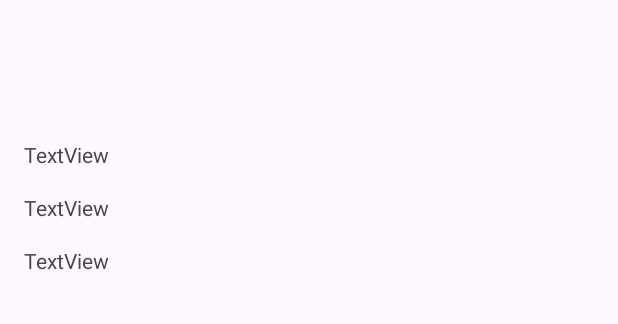
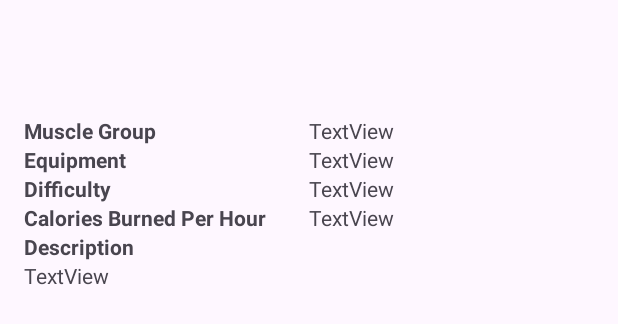
Before and after one commit to Scruffydrew/NIT3213-Assessment-2, an Android app: the layout fragment_details.xml on its own in the app's theme, with its tools: preview values and no code run, on a phone screen of 412 x 824 dp. Shown: the top 324 px of the screen. Run offline under Robolectric (Android 15) with nearby library versions, the phone set to English and light mode, and no system bars.

Commit message:
Changed Layout for fragment_details.xml to use TextViews instead of RecyclerView. And modified DetailsFragment.kt file accordingly to allow for display of exercise details

```diff
--- a/app/src/main/java/com/example/nit3213assessment2/ui/DetailsFragment.kt
+++ b/app/src/main/java/com/example/nit3213assessment2/ui/DetailsFragment.kt
@@ -45,7 +45,7 @@ class DetailsFragment : Fragment() {
         clicklambdafunction = {}
 
         // Initialize the TextView and RecyclerView
-        textView = view.findViewById(R.id.detailsTextView)
+        textView = view.findViewById(R.id.detailsTextViewTitle)
 
         // Retrieve the passed data from the arguments
         val selectedItemIndex = arguments?.getInt("SelectedItemIndex")
@@ -72,12 +72,14 @@ class DetailsFragment : Fragment() {
                             "Description: ${itemsInApiResponse[selectedItemIndex].description}"
                         )
 
+                        view.findViewById<TextView>(R.id.muscleGroupTextView).setText(itemsInApiResponse[selectedItemIndex].muscleGroup)
+                        view.findViewById<TextView>(R.id.equipmentTextView).setText(itemsInApiResponse[selectedItemIndex].equipment)
+                        view.findViewById<TextView>(R.id.difficultyTextView).setText(itemsInApiResponse[selectedItemIndex].difficulty)
+                        view.findViewById<TextView>(R.id.caloriesTextView).setText("${itemsInApiResponse[selectedItemIndex].caloriesBurnedPerHour}")
+                        view.findViewById<TextView>(R.id.descriptionTextView).setText(itemsInApiResponse[selectedItemIndex].description)
+
+
                         Log.v("s8093929", "List of Details: $exerciseDetails")
-
-                        detailsRecyclerView = view.findViewById(R.id.detailsRecyclerView)
-                        adapter = myAdapter(exerciseDetails,clicklambdafunction)
-                        detailsRecyclerView.adapter=adapter
-                        adapter.updateData(exerciseDetails)
 
                     }
                 }
--- a/app/src/main/res/layout/fragment_details.xml
+++ b/app/src/main/res/layout/fragment_details.xml
@@ -9,29 +9,145 @@
     <LinearLayout
         android:layout_width="match_parent"
         android:layout_height="match_parent"
+        android:layout_marginBottom="16dp"
         android:orientation="vertical">
 
         <TextView
-            android:id="@+id/detailsTextView"
             style="@style/TitleTextViewStyle"
+            android:id="@+id/detailsTextViewTitle"
             android:layout_width="match_parent"
             android:layout_height="wrap_content"
             android:layout_weight="0" />
 
-        <androidx.recyclerview.widget.RecyclerView
-            android:id="@+id/detailsRecyclerView"
+        <LinearLayout
+            android:id="@+id/muscleGroupLinearLayout"
             android:layout_width="match_parent"
             android:layout_height="wrap_content"
-            android:orientation="vertical"
-            app:layoutManager="androidx.recyclerview.widget.LinearLayoutManager"
-            app:layout_constraintBottom_toBottomOf="parent"
-            app:layout_constraintEnd_toEndOf="parent"
-            app:layout_constraintStart_toStartOf="parent"
-            app:layout_constraintTop_toTopOf="parent"
-            app:reverseLayout="false"
-            app:spanCount="2"
-            app:stackFromEnd="false"
-            tools:listitem="@layout/item_layout" />
+            android:layout_marginStart="16dp"
+            android:layout_marginEnd="16dp"
+            android:layout_weight="0"
+            android:orientation="horizontal">
+
+            <TextView
+                android:id="@+id/muscleGroupTextViewTitle"
+                android:layout_width="match_parent"
+                android:layout_height="wrap_content"
+                android:layout_weight="0.5"
+                android:text="Muscle Group"
+                android:textStyle="bold" />
+
+            <TextView
+                android:id="@+id/muscleGroupTextView"
+                android:layout_width="match_parent"
+                android:layout_height="wrap_content"
+                android:layout_weight="0.5"
+                android:layout_gravity="end"
+                android:text="TextView" />
+        </LinearLayout>
+
+
+        <LinearLayout
+            android:id="@+id/equipmentLinearLayout"
+            android:layout_width="match_parent"
+            android:layout_height="wrap_content"
+            android:layout_marginStart="16dp"
+            android:layout_marginEnd="16dp"
+            android:layout_weight="0"
+            android:orientation="horizontal">
+
+            <TextView
+                android:id="@+id/equipmentTextViewTitle"
+                android:layout_width="match_parent"
+                android:layout_height="wrap_content"
+                android:layout_weight="0.5"
+                android:text="Equipment"
+                android:textStyle="bold" />
+
+            <TextView
+                android:id="@+id/equipmentTextView"
+                android:layout_width="match_parent"
+                android:layout_height="wrap_content"
+                android:layout_weight="0.5"
+                android:layout_gravity="end"
+                android:text="TextView" />
+        </LinearLayout>
+
+        <LinearLayout
+            android:id="@+id/difficultyLinearLayout"
+            android:layout_width="match_parent"
+            android:layout_height="wrap_content"
+            android:layout_marginStart="16dp"
+            android:layout_marginEnd="16dp"
+            android:layout_weight="0"
+            android:orientation="horizontal">
+
+            <TextView
+                android:id="@+id/difficultyTextViewTitle"
+                android:layout_width="match_parent"
+                android:layout_height="wrap_content"
+                android:layout_weight="0.5"
+                android:text="Difficulty"
+                android:textStyle="bold" />
+
+            <TextView
+                android:id="@+id/difficultyTextView"
+                android:layout_width="match_parent"
+                android:layout_height="wrap_content"
+                android:layout_weight="0.5"
+                android:layout_gravity="end"
+                android:text="TextView" />
+        </LinearLayout>
+
+        <LinearLayout
+            android:id="@+id/caloriesLinearLayout"
+            android:layout_width="match_parent"
+            android:layout_height="wrap_content"
+            android:layout_marginStart="16dp"
+            android:layout_marginEnd="16dp"
+            android:layout_weight="0"
+            android:orientation="horizontal">
+
+            <TextView
+                android:id="@+id/caloriesTextViewTitle"
+                android:layout_width="match_parent"
+                android:layout_height="wrap_content"
+                android:layout_weight="0.5"
+                android:text="Calories Burned Per Hour"
+                android:textStyle="bold" />
+
+            <TextView
+                android:id="@+id/caloriesTextView"
+                android:layout_width="match_parent"
+                android:layout_height="wrap_content"
+                android:layout_weight="0.5"
+                android:layout_gravity="end"
+                android:text="TextView" />
+        </LinearLayout>
+
+        <LinearLayout
+            android:id="@+id/descriptionLinearLayout"
+            android:layout_width="match_parent"
+            android:layout_height="wrap_content"
+            android:layout_marginStart="16dp"
+            android:layout_marginEnd="16dp"
+            android:layout_weight="0"
+            android:orientation="vertical">
+
+            <TextView
+                android:id="@+id/descriptionTextViewTitle"
+                android:layout_width="match_parent"
+                android:layout_height="wrap_content"
+                android:layout_weight="0.5"
+                android:text="Description"
+                android:textStyle="bold" />
+
+            <TextView
+                android:id="@+id/descriptionTextView"
+                android:layout_width="wrap_content"
+                android:layout_height="wrap_content"
+                android:layout_weight="0.5"
+                android:text="TextView" />
+        </LinearLayout>
+
     </LinearLayout>
-
 </FrameLayout>
```
